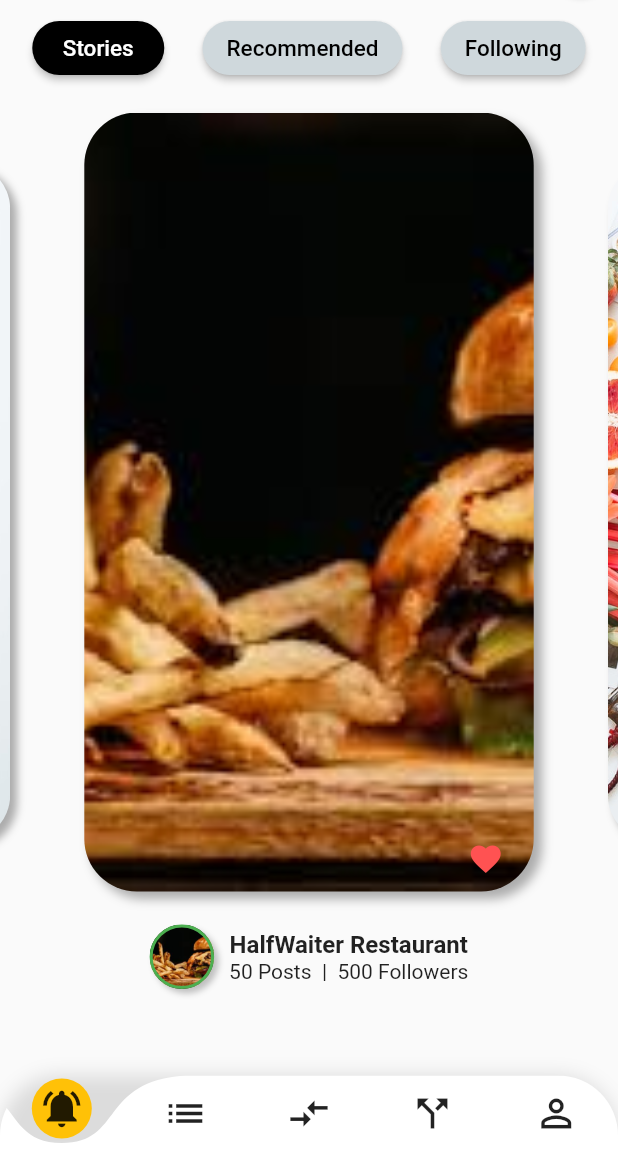
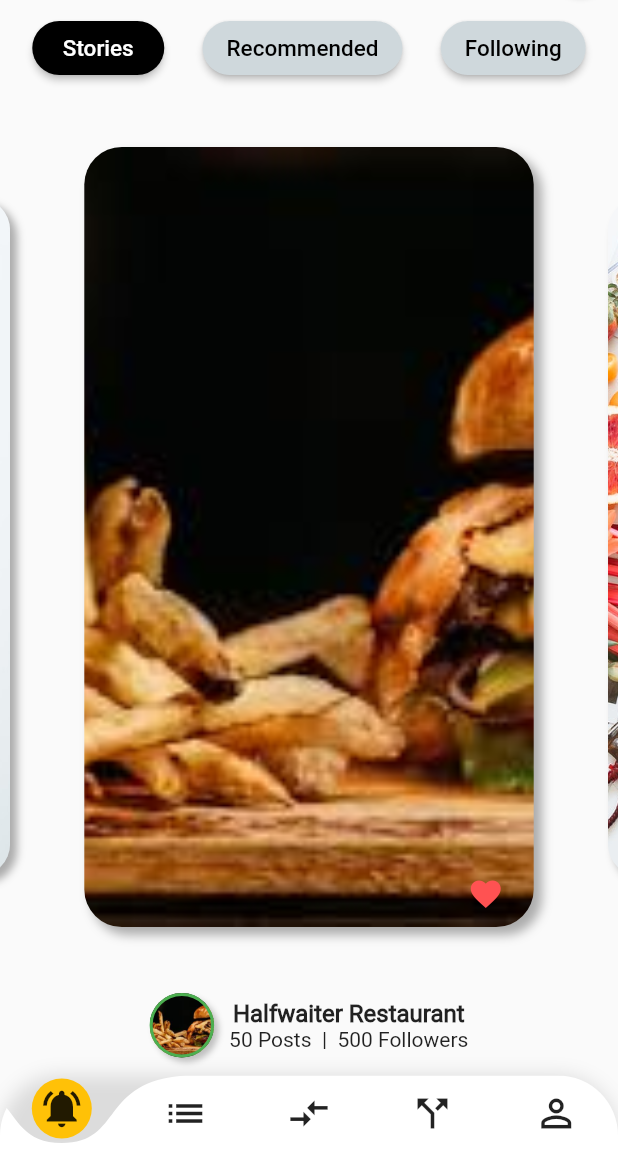
Before and after one commit to BijayJaishi/FoodBook, a Flutter app: the DashBoard screen opened by its route, on a phone screen of 412 x 824 dp, the part 78-1236 px from its top. Run offline on Flutter 3.47's test engine with Material 2 defaults, Android fonts, the phone set to English and light mode, and no system bars; drawn by our look-alikes of carousel_slider; our stand-ins replace fluttertoast.

Commit message:
stack modified

```diff
--- a/lib/UI/DashBoard.dart
+++ b/lib/UI/DashBoard.dart
@@ -96,7 +96,14 @@ class _DashBoardState extends State<DashBoard>
         children: <Widget>[
 //          todaysday(context),
 //          menu(context),
-          CarouselDemo(),
+
+          Positioned(
+            left: 0,
+            right: 0,
+            top: 0,
+            bottom: 60,
+            child: CarouselDemo(),
+          ),
           Positioned(
             left: 0,
             right: 0,
--- a/lib/UI/imageSlider.dart
+++ b/lib/UI/imageSlider.dart
@@ -34,16 +34,19 @@ class CarouselDemoState extends State<CarouselDemo> {
 
   @override
   Widget build(BuildContext context) {
-    return Scaffold(
-      body: Container(
-        child: Wrap(
-          children: <Widget>[
-            new Column(
+    return Container(
+//        color: Colors.redAccent,
+        child: new Stack(
 //            mainAxisSize: MainAxisSize.max,
-//            mainAxisAlignment: MainAxisAlignment.center,
+//            mainAxisAlignment: MainAxisAlignment.spaceAround,
 //            crossAxisAlignment: CrossAxisAlignment.center,
           children: <Widget>[
-                Row(
+            Positioned(
+              left: 0,
+              right: 0,
+              top: 0,
+
+                  child: Row(
                   mainAxisAlignment: MainAxisAlignment.spaceEvenly,
                   children: <Widget>[
                     Padding(
@@ -79,7 +82,7 @@ class CarouselDemoState extends State<CarouselDemo> {
                             TextStyle(fontSize: 15.0, color: Colors.black)),
                       ),
                     ),
-
+//
                     Padding(
                       padding: const EdgeInsets.all(4.0),
                       child: Container(
@@ -120,13 +123,20 @@ class CarouselDemoState extends State<CarouselDemo> {
 //                  ),
                   ],
                 ),
+            ),
 
-                carouselSlider = CarouselSlider(
-                  height: MediaQuery.of(context).size.height / 1.5,
+                Positioned(
+                  left: 0,
+                  right: 0,
+                  top: 52,
+                  bottom: 52,
+                  child: CarouselSlider(
+                    height: 550,
                     initialPage: 0,
                     enlargeCenterPage: true,
-                  autoPlay: false,
+                    autoPlay: true,
                     reverse: false,
+
                     enableInfiniteScroll: true,
                     autoPlayInterval: Duration(seconds: 2),
                     autoPlayAnimationDuration: Duration(milliseconds: 2000),
@@ -144,7 +154,7 @@ class CarouselDemoState extends State<CarouselDemo> {
                             margin: EdgeInsets.all(15.0),
                             decoration: BoxDecoration(
 //                              border: Border.all(width : 10.0,color: Colors.transparent),
-                              borderRadius: BorderRadius.circular(35.0),
+                                borderRadius: BorderRadius.circular(25.0),
                                 boxShadow: [
                                   BoxShadow(
                                       color: Color.fromARGB(80, 0, 0, 0),
@@ -159,39 +169,19 @@ class CarouselDemoState extends State<CarouselDemo> {
                               alignment: Alignment.bottomRight,
                               child :Icon(Icons.favorite,color: Colors.redAccent,),
                             ),
-
-
-//                          child: new Text('Title',
-//                              style: new TextStyle(
-//                                fontWeight: FontWeight.bold,
-//                                color: Colors.red,
-//                                fontSize: 20.0,
-//                              )
-//                          ),
-//                        margin: EdgeInsets.symmetric(horizontal: 10.0),
-//                        decoration: BoxDecoration(
-////                          color: Colors.green,
-//                        ),
-//                        child: Image(
-//                          height: double.infinity,
-//                          width: double.infinity,
-//                          fit: BoxFit.cover,
-//                          image : imgUrl
-//
-////                          Image.asset(
-////                            imgUrl,
-////                            fit: BoxFit.fill,
-////                          ),
-//                        )
                           );
-//                        );
                         },
                       );
                     }).toList(),
-                ),
-              Center(
+                  ),),
+//
+               Positioned(
+                   left: 0,
+                   right: 0,
+                   bottom: 7,
+                   child: Center(
                  child : Container(
-                  margin: EdgeInsets.only(top: 7),
+//                  margin: EdgeInsets.only(top: 7),
                    child : Row(
                      mainAxisAlignment: MainAxisAlignment.center,
                      children: <Widget>[
@@ -220,10 +210,11 @@ class CarouselDemoState extends State<CarouselDemo> {
                        new Column(
                          children: <Widget>[
                            new Text(
-                            "HalfWaiter Restaurant",
+                             "Halfwaiter Restaurant",
                              style: TextStyle(
                                  fontSize: 16.0,
-                              fontWeight: FontWeight.bold
+                                 fontWeight: FontWeight.bold,
+                                 fontFamily: "Roboto-Regular"
                              ),
                              textDirection: TextDirection.ltr,
                            ),
@@ -236,14 +227,14 @@ class CarouselDemoState extends State<CarouselDemo> {
                      ],
                    ),
                  ),
+//
+               ))
+//
 
-              )
 
           ],
         ),
-          ],
-        ),
-      ),
+
     );
   }
 
--- a/pubspec.yaml
+++ b/pubspec.yaml
@@ -64,6 +64,10 @@ flutter:
     - family: billabong
       fonts:
         - asset: assets/fonts/billabong.ttf
+    - family: Roboto-Regular
+      fonts:
+        - asset: assets/fonts/Roboto-Regular.ttf
+
 
   # For details regarding fonts from package dependencies,
   # see https://flutter.dev/custom-fonts/#from-packages
```
Also changed, not shown: assets/fonts/Roboto-Regular.ttf (added). Lines whose indentation alone changed are shown as unchanged.
